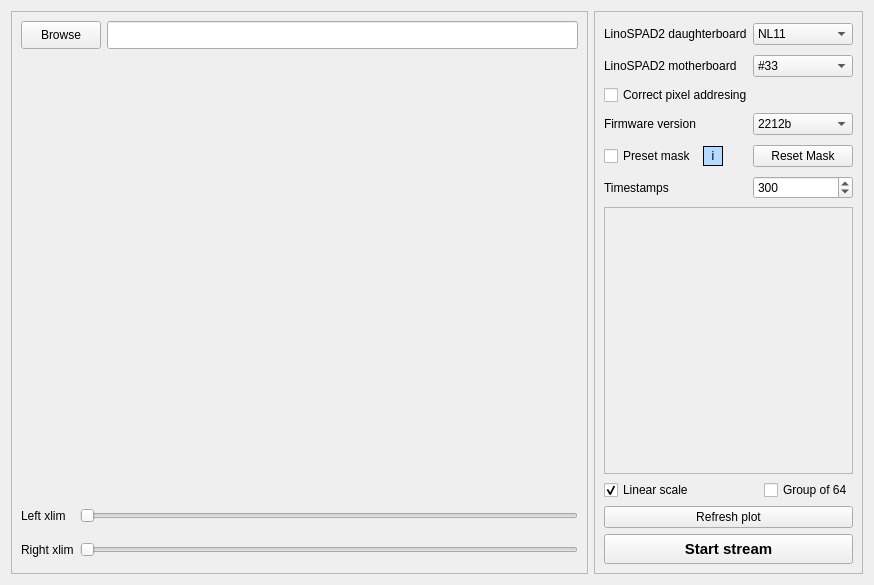
Old version of the form src/LinoSPAD2app/gui/ui/LiveTimestamps_tab_c.ui in the repository rngKomorebi/daplis-rtp.
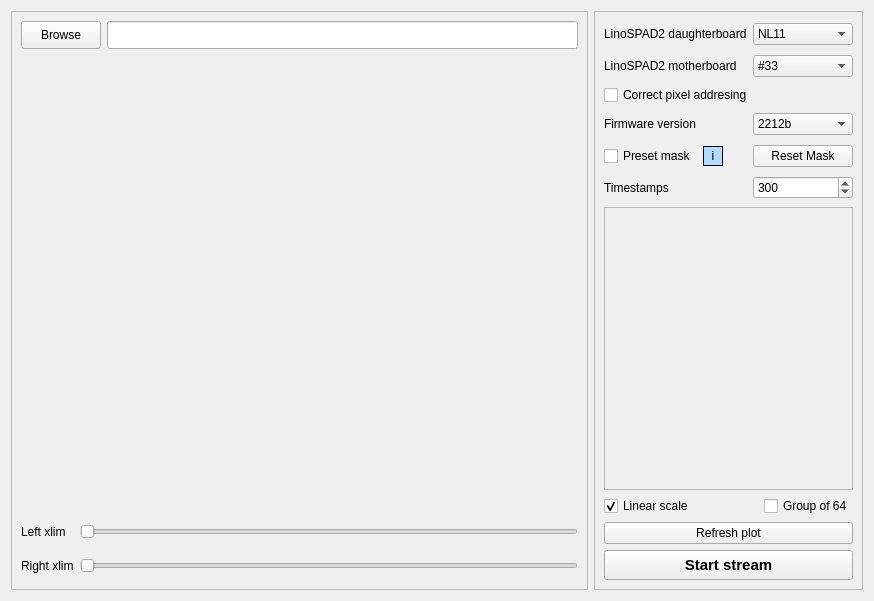
New version of the form.

The edit to the form file:
```diff
--- a/src/LinoSPAD2app/gui/ui/LiveTimestamps_tab_c.ui
+++ b/src/LinoSPAD2app/gui/ui/LiveTimestamps_tab_c.ui
@@ -7,7 +7,7 @@
     <x>0</x>
     <y>0</y>
     <width>874</width>
-    <height>585</height>
+    <height>601</height>
    </rect>
   </property>
   <property name="windowTitle">
@@ -512,7 +512,7 @@
           <rect>
            <x>0</x>
            <y>0</y>
-           <width>258</width>
+           <width>256</width>
            <height>248</height>
           </rect>
          </property>
@@ -649,6 +649,11 @@
           <height>425</height>
          </size>
         </property>
+        <property name="font">
+         <font>
+          <pointsize>15</pointsize>
+         </font>
+        </property>
        </widget>
       </item>
       <item row="6" column="1" colspan="2">
```
Left out of the diff: 15 changed lines with no effect on the pictures.
